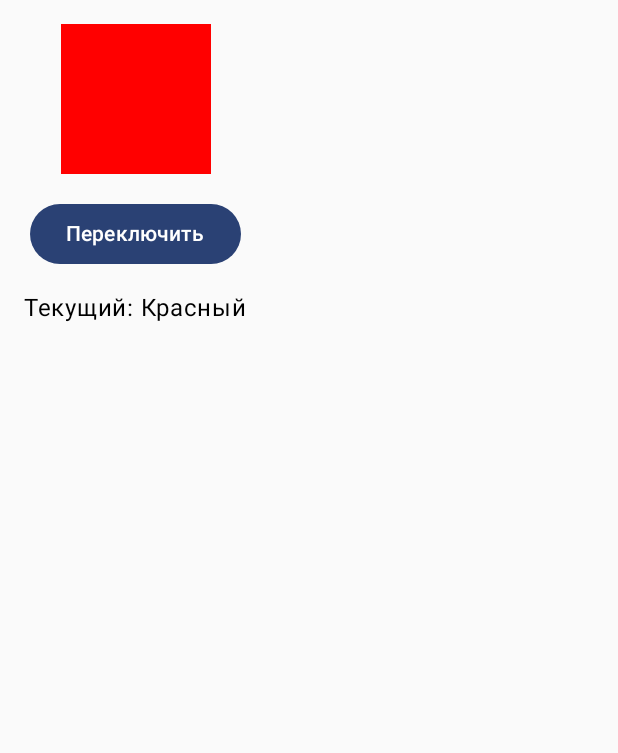
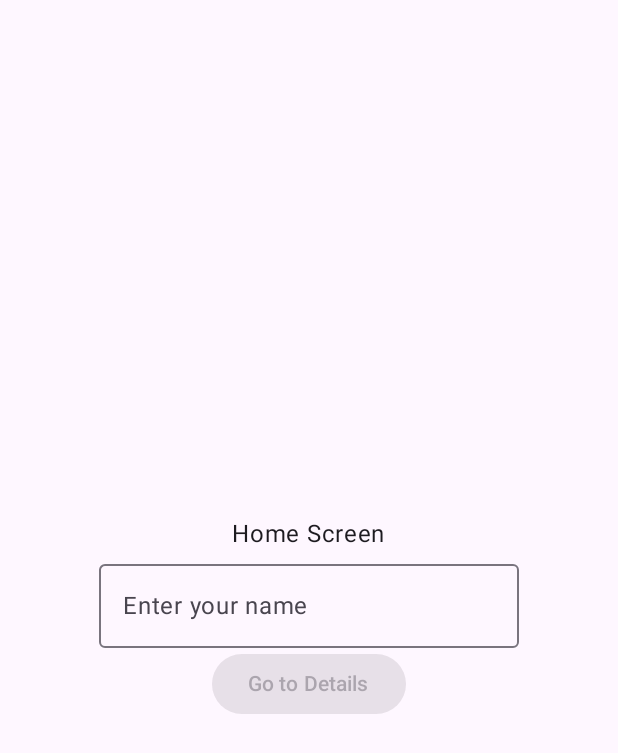
Before and after one commit to TarlavinaMaria/Compose, an Android app built with Jetpack Compose: the screen it shows after launch (MainActivity), on a phone screen of 412 x 824 dp. Shown: the top 753 px of the screen. Run offline under Robolectric (Android 15) with nearby library versions, the phone set to English and light mode, and no system bars.

Commit message:
Классная работа

```diff
--- a/app/build.gradle.kts
+++ b/app/build.gradle.kts
@@ -56,4 +56,5 @@ dependencies {
     androidTestImplementation(libs.androidx.ui.test.junit4)
     debugImplementation(libs.androidx.ui.tooling)
     debugImplementation(libs.androidx.ui.test.manifest)
+    implementation("androidx.navigation:navigation-compose:2.7.7")
 }
--- a/app/src/main/java/com/example/compose/MainActivity.kt
+++ b/app/src/main/java/com/example/compose/MainActivity.kt
@@ -3,148 +3,106 @@ package com.example.compose
 import android.os.Bundle
 import androidx.activity.ComponentActivity
 import androidx.activity.compose.setContent
-import androidx.activity.enableEdgeToEdge
-import androidx.compose.foundation.background
 import androidx.compose.foundation.layout.Arrangement
-import androidx.compose.foundation.layout.Box
-import androidx.compose.foundation.layout.Row
-import androidx.compose.foundation.layout.padding
-import androidx.compose.foundation.layout.size
-import androidx.compose.foundation.lazy.LazyColumn
-import androidx.compose.foundation.shape.CircleShape
-import androidx.compose.foundation.text.KeyboardOptions
+import androidx.compose.foundation.layout.Column
+import androidx.compose.foundation.layout.fillMaxSize
 import androidx.compose.material3.Button
 import androidx.compose.material3.MaterialTheme
+import androidx.compose.material3.OutlinedTextField
+import androidx.compose.material3.Surface
 import androidx.compose.material3.Text
-import androidx.compose.material3.TextField
 import androidx.compose.runtime.Composable
-import androidx.compose.runtime.getValue
 import androidx.compose.runtime.mutableStateOf
 import androidx.compose.runtime.remember
-import androidx.compose.runtime.setValue
 import androidx.compose.ui.Alignment
 import androidx.compose.ui.Modifier
-import androidx.compose.ui.draw.clip
-import androidx.compose.ui.graphics.Color
-import androidx.compose.ui.text.input.KeyboardType
 import androidx.compose.ui.tooling.preview.Preview
-import androidx.compose.ui.unit.dp
-import com.example.compose.ui.theme.ComposeTheme
 
 class MainActivity : ComponentActivity() {
     override fun onCreate(savedInstanceState: Bundle?) {
         super.onCreate(savedInstanceState)
-        enableEdgeToEdge()
         setContent {
-            ComposeTheme {
-//                SimpleCalculator()
-                SimpleTrafficLight()
+            MaterialTheme {
+                Surface(modifier = Modifier.fillMaxSize()) {
+                    AppScreens()
+                }
             }
         }
     }
 }
 
 @Composable
-fun SimpleCalculator() {
-    var num1 by remember { mutableStateOf("") }
-    var num2 by remember { mutableStateOf("") }
-    var result by remember { mutableStateOf("Введите числа") }
+fun AppScreens() {
+    val (showDetails, setShowDetails) = remember { mutableStateOf(false) }
+    val (userName, setUserName) = remember { mutableStateOf("") }
 
-    LazyColumn(
-        modifier = Modifier.padding(16.dp),
-        verticalArrangement = Arrangement.spacedBy(8.dp)
+    if (showDetails) {
+        DetailScreen(
+            userName = userName,
+            onBack = { setShowDetails(false) }
+        )
+    } else {
+        HomeScreen(
+            userName = userName,
+            onUserNameChange = setUserName,
+            onNavigateToDetails = { setShowDetails(true) }
+        )
+    }
+}
+
+@Composable
+fun HomeScreen(
+    userName: String,
+    onUserNameChange: (String) -> Unit,
+    onNavigateToDetails: () -> Unit
+) {
+    Column(
+        modifier = Modifier.fillMaxSize(),
+        verticalArrangement = Arrangement.Center,
+        horizontalAlignment = Alignment.CenterHorizontally
     ) {
-        item {
-            TextField(
-                value = num1,
-                onValueChange = { num1 = it },
-                label = { Text("Число 1") },
-                keyboardOptions = KeyboardOptions(keyboardType = KeyboardType.Number)
-            )
-        }
+        Text("Home Screen")
 
-        item {
-            TextField(
-                value = num2,
-                onValueChange = { num2 = it },
-                label = { Text("Число 2") },
-                keyboardOptions = KeyboardOptions(keyboardType = KeyboardType.Number)
-            )
-        }
+        OutlinedTextField(
+            value = userName,
+            onValueChange = onUserNameChange,
+            label = { Text("Enter your name") }
+        )
 
-        item {
-            Row(horizontalArrangement = Arrangement.spacedBy(8.dp)) {
-                Button(onClick = {
-                    result = (num1.toDouble() + num2.toDouble()).toString()
-                }) { Text("+") }
-
-                Button(onClick = {
-                    result = (num1.toDouble() - num2.toDouble()).toString()
-                }) { Text("-") }
-
-                Button(onClick = {
-                    result = (num1.toDouble() * num2.toDouble()).toString()
-                }) { Text("×") }
-
-                Button(onClick = {
-                    result = (num1.toDouble() / num2.toDouble()).toString()
-                }) { Text("÷") }
-            }
-        }
-
-        item {
-            Text("Результат: $result", style = MaterialTheme.typography.headlineSmall)
+        Button(
+            onClick = onNavigateToDetails,
+            enabled = userName.isNotBlank()
+        ) {
+            Text("Go to Details")
         }
     }
 }
 
 @Composable
-fun SimpleTrafficLight() {
-    var light by remember { mutableStateOf("Красный") }
+fun DetailScreen(
+    userName: String,
+    onBack: () -> Unit
+) {
+    Column(
+        modifier = Modifier.fillMaxSize(),
+        verticalArrangement = Arrangement.Center,
+        horizontalAlignment = Alignment.CenterHorizontally
+    ) {
+        Text(
+            text = "Welcome, $userName!",
+            style = MaterialTheme.typography.headlineMedium
+        )
 
-    LazyColumn(
-        modifier = Modifier.padding(16.dp),
-        horizontalAlignment = Alignment.CenterHorizontally,
-        verticalArrangement = Arrangement.spacedBy(16.dp)
-    ) {
-        item {
-            Box(
-                modifier = Modifier
-                    .size(100.dp)
-                    .background(
-                        when (light) {
-                            "Красный" -> Color.Red
-                            "Жёлтый" -> Color.Yellow
-                            else -> Color.Green
-                        }
-                    )
-                    .clip(CircleShape)
-            )
-        }
-
-        item {
-            Button(onClick = {
-                light = when (light) {
-                    "Красный" -> "Жёлтый"
-                    "Жёлтый" -> "Зелёный"
-                    else -> "Красный"
-                }
-            }) {
-                Text("Переключить")
-            }
-        }
-
-        item {
-            Text("Текущий: $light", style = MaterialTheme.typography.bodyLarge)
+        Button(onClick = onBack) {
+            Text("Go Back")
         }
     }
 }
 
 @Preview(showBackground = true)
 @Composable
-fun GreetingPreview() {
-    ComposeTheme {
-        SimpleCalculator()
-//        SimpleTrafficLight()
+fun PreviewApp() {
+    MaterialTheme {
+        AppScreens()
     }
 }
```
